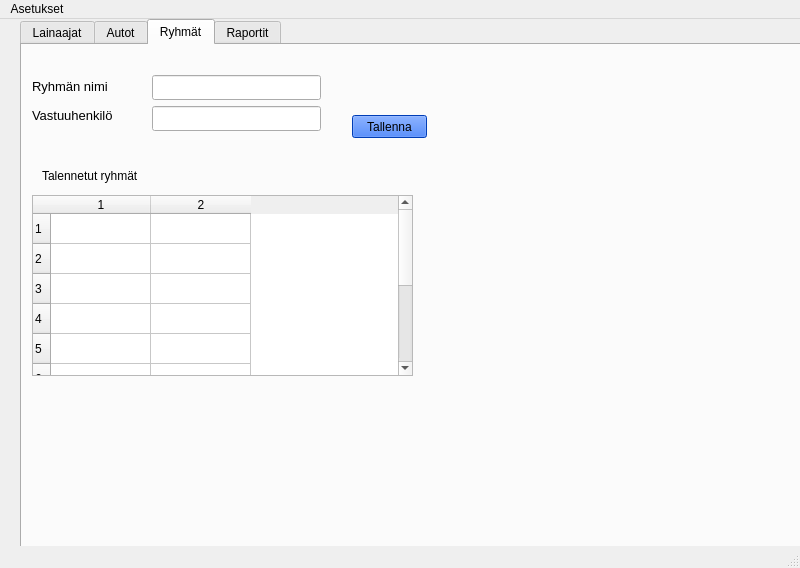
Above: administrative.ui from Sadiqa-Khawari/Autolainaus before the change. Below: the same form after it.
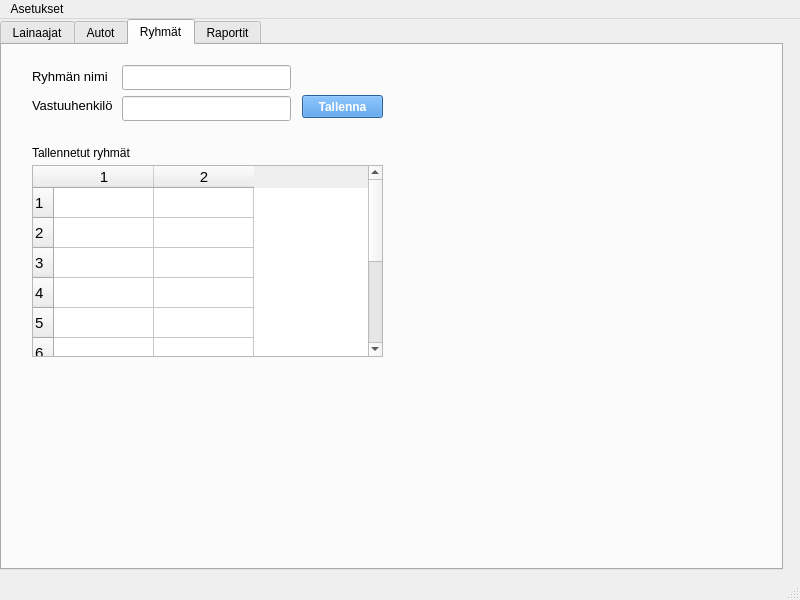
That is the form after the change.

The edit to the form file:
```diff
--- a/administrative.ui
+++ b/administrative.ui
@@ -7,7 +7,7 @@
     <x>0</x>
     <y>0</y>
     <width>800</width>
-    <height>568</height>
+    <height>600</height>
    </rect>
   </property>
   <property name="windowTitle">
@@ -17,7 +17,7 @@
    <widget class="QTabWidget" name="tabWidget">
     <property name="geometry">
      <rect>
-      <x>20</x>
+      <x>0</x>
       <y>0</y>
       <width>783</width>
       <height>551</height>
@@ -482,14 +482,21 @@
      <widget class="QPushButton" name="pushButton">
       <property name="geometry">
        <rect>
-        <x>330</x>
-        <y>70</y>
-        <width>75</width>
+        <x>300</x>
+        <y>50</y>
+        <width>81</width>
         <height>23</height>
        </rect>
       </property>
+      <property name="font">
+       <font>
+        <weight>75</weight>
+        <bold>true</bold>
+       </font>
+      </property>
       <property name="styleSheet">
-       <string notr="true">background-color: rgb(0, 85, 255);</string>
+       <string notr="true">background-color: rgb(57, 136, 220);
+color: rgb(255, 255, 255);</string>
       </property>
       <property name="text">
        <string>Tallenna</string>
@@ -498,12 +505,17 @@
      <widget class="QTableWidget" name="grouptableWidget_2">
       <property name="geometry">
        <rect>
-        <x>10</x>
-        <y>150</y>
-        <width>381</width>
-        <height>181</height>
+        <x>30</x>
+        <y>120</y>
+        <width>351</width>
+        <height>192</height>
        </rect>
       </property>
+      <property name="font">
+       <font>
+        <pointsize>11</pointsize>
+       </font>
+      </property>
       <property name="rowCount">
        <number>10</number>
       </property>
@@ -526,21 +538,21 @@
      <widget class="QLabel" name="label_3">
       <property name="geometry">
        <rect>
-        <x>20</x>
-        <y>120</y>
-        <width>111</width>
-        <height>21</height>
+        <x>30</x>
+        <y>100</y>
+        <width>101</width>
+        <height>16</height>
        </rect>
       </property>
       <property name="text">
-       <string>Talennetut ryhmät</string>
+       <string>Tallennetut ryhmät</string>
       </property>
      </widget>
-     <widget class="QWidget" name="layoutWidget">
+     <widget class="QWidget" name="">
       <property name="geometry">
        <rect>
-        <x>130</x>
-        <y>30</y>
+        <x>120</x>
+        <y>20</y>
         <width>169</width>
         <height>56</height>
        </rect>
@@ -566,12 +578,12 @@
        </item>
       </layout>
      </widget>
-     <widget class="QWidget" name="layoutWidget">
+     <widget class="QWidget" name="">
       <property name="geometry">
        <rect>
-        <x>10</x>
-        <y>30</y>
-        <width>101</width>
+        <x>30</x>
+        <y>20</y>
+        <width>84</width>
         <height>51</height>
        </rect>
       </property>
```
Left out of the diff: 26 changed lines with no effect on the pictures.
